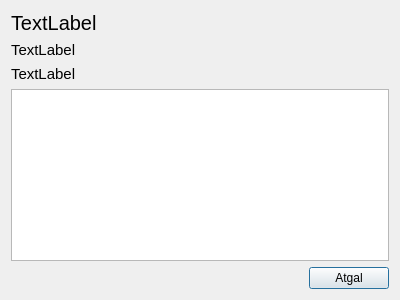
Qt form nokia/AlausRadaras/pubview.ui (vincnetas/alaus-radaras) before a commit.
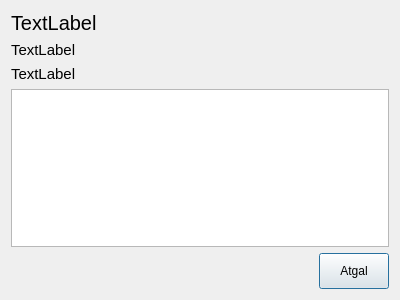
The same form after that commit. Icons and pictures are not drawn.

Patch:
```diff
--- a/nokia/AlausRadaras/pubview.ui
+++ b/nokia/AlausRadaras/pubview.ui
@@ -85,6 +85,9 @@
    </item>
    <item>
     <widget class="QListView" name="brandListView">
+     <property name="horizontalScrollBarPolicy">
+      <enum>Qt::ScrollBarAlwaysOff</enum>
+     </property>
      <property name="viewMode">
       <enum>QListView::ListMode</enum>
      </property>
@@ -107,6 +110,12 @@
      </item>
      <item>
       <widget class="QPushButton" name="closeButton">
+       <property name="styleSheet">
+        <string notr="true">#closeButton {
+border-image:url(:/images/batonas.png);
+padding:10px 20px 10px 20px;
+}</string>
+       </property>
        <property name="text">
         <string>Atgal</string>
        </property>
```
